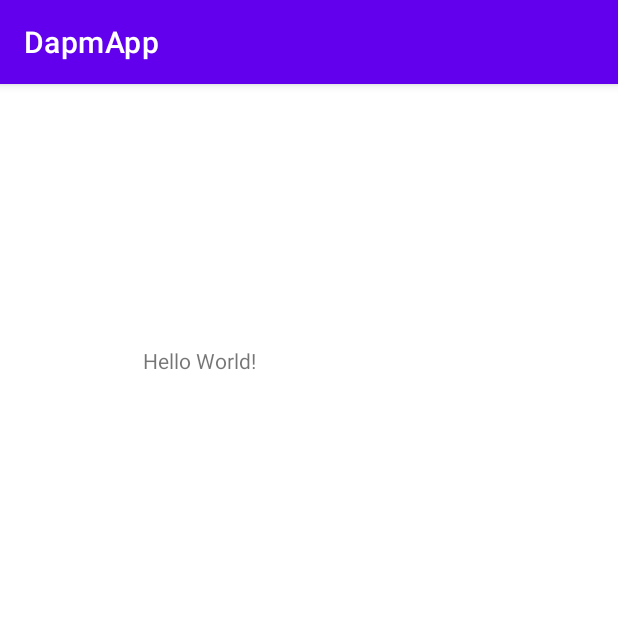
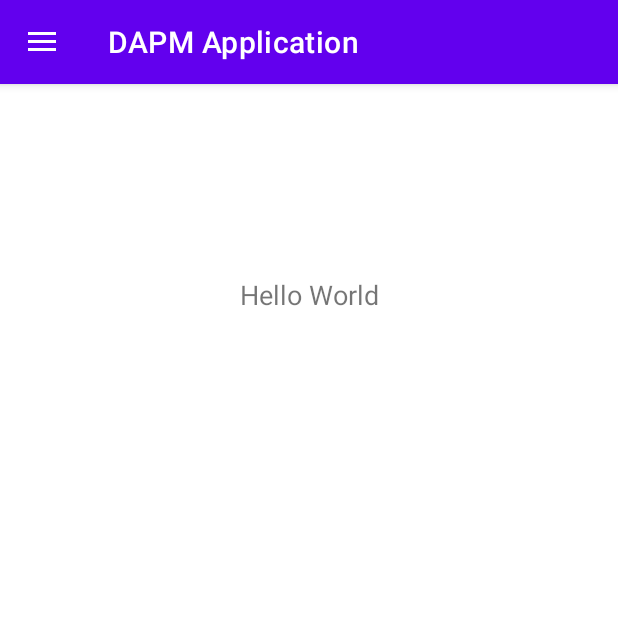
Before and after one commit to tiberiu24/DapmApplication, an Android app: the screen it shows after launch (MainActivity), on a phone screen of 412 x 824 dp, the top half of it. Run offline under Robolectric (Android 15) with nearby library versions, the phone set to English and light mode, and no system bars.

Commit message:
Mini_Menu
Am adaugat meniul cu modificari

```diff
--- a/app/build.gradle
+++ b/app/build.gradle
@@ -32,7 +32,10 @@ dependencies {
     implementation 'androidx.appcompat:appcompat:1.3.0'
     implementation 'com.google.android.material:material:1.4.0'
     implementation 'androidx.constraintlayout:constraintlayout:2.0.4'
+    implementation 'com.google.android.material:material:1.3.0-alpha03'
     testImplementation 'junit:junit:4.13.2'
     androidTestImplementation 'androidx.test.ext:junit:1.1.3'
     androidTestImplementation 'androidx.test.espresso:espresso-core:3.4.0'
+
+
 }
--- a/app/src/main/java/com/example/dapmapp/MainActivity.java
+++ b/app/src/main/java/com/example/dapmapp/MainActivity.java
@@ -1,14 +1,51 @@
 package com.example.dapmapp;
 
 import androidx.appcompat.app.AppCompatActivity;
-
+import androidx.annotation.NonNull;
+import androidx.appcompat.app.ActionBarDrawerToggle;
+import androidx.appcompat.app.AppCompatActivity;
+import androidx.drawerlayout.widget.DrawerLayout;
+import android.os.Bundle;
+import android.view.MenuItem;
 import android.os.Bundle;
 
 public class MainActivity extends AppCompatActivity {
+
+    public DrawerLayout drawerLayout;
+    public ActionBarDrawerToggle actionBarDrawerToggle;
 
     @Override
     protected void onCreate(Bundle savedInstanceState) {
         super.onCreate(savedInstanceState);
         setContentView(R.layout.activity_main);
+
+        // drawer layout instance to toggle the menu icon to open
+        // drawer and back button to close drawer
+        drawerLayout = findViewById(R.id.my_drawer_layout);
+        actionBarDrawerToggle = new ActionBarDrawerToggle(this, drawerLayout, R.string.nav_open, R.string.nav_close);
+
+        // pass the Open and Close toggle for the drawer layout listener
+        // to toggle the button
+        drawerLayout.addDrawerListener(actionBarDrawerToggle);
+        actionBarDrawerToggle.syncState();
+
+        // to make the Navigation drawer icon always appear on the action bar
+        getSupportActionBar().setDisplayHomeAsUpEnabled(true);
+    }
+
+    // override the onOptionsItemSelected()
+    // function to implement
+    // the item click listener callback
+    // to open and close the navigation
+    // drawer when the icon is clicked
+
+    @Override
+    public boolean onOptionsItemSelected(@NonNull MenuItem item) {
+
+        if (actionBarDrawerToggle.onOptionsItemSelected(item)) {
+            return true;
+        }
+        return super.onOptionsItemSelected(item);
+
     }
 }
--- a/app/src/main/res/layout/activity_main.xml
+++ b/app/src/main/res/layout/activity_main.xml
@@ -1,20 +1,35 @@
 <?xml version="1.0" encoding="utf-8"?>
-<androidx.constraintlayout.widget.ConstraintLayout xmlns:android="http://schemas.android.com/apk/res/android"
+<androidx.drawerlayout.widget.DrawerLayout
+    xmlns:android="http://schemas.android.com/apk/res/android"
     xmlns:app="http://schemas.android.com/apk/res-auto"
     xmlns:tools="http://schemas.android.com/tools"
+    android:id="@+id/my_drawer_layout"
     android:layout_width="match_parent"
     android:layout_height="match_parent"
-    tools:context=".MainActivity">
+    tools:context=".MainActivity"
+    tools:ignore="HardcodedText">
 
-    <TextView
+    <LinearLayout
+        android:layout_width="match_parent"
+        android:layout_height="match_parent">
+
+        <TextView
+            android:layout_width="match_parent"
+            android:layout_height="wrap_content"
+            android:layout_marginTop="128dp"
+            android:gravity="center"
+            android:text="Hello World"
+            android:textSize="18sp" />
+
+    </LinearLayout>
+
+    <!--this the navigation view which draws
+        and shows the navigation drawer-->
+    <!--include the menu created in the menu folder-->
+    <com.google.android.material.navigation.NavigationView
         android:layout_width="wrap_content"
-        android:layout_height="wrap_content"
-        android:text="Hello World!"
-        app:layout_constraintBottom_toBottomOf="parent"
-        app:layout_constraintEnd_toEndOf="parent"
-        app:layout_constraintHorizontal_bias="0.284"
-        app:layout_constraintStart_toStartOf="parent"
-        app:layout_constraintTop_toTopOf="parent"
-        app:layout_constraintVertical_bias="0.233" />
+        android:layout_height="match_parent"
+        android:layout_gravity="start"
+        app:menu="@menu/navigation_menu" />
 
-</androidx.constraintlayout.widget.ConstraintLayout>
+</androidx.drawerlayout.widget.DrawerLayout>
--- /dev/null
+++ b/app/src/main/res/menu/main.xml
@@ -0,0 +1,8 @@
+<?xml version="1.0" encoding="utf-8"?>
+<menu xmlns:android="http://schemas.android.com/apk/res/android">
+    xmlns:tools="http://schemas.android.com/tools"
+    tools:context="com.example.android.newsfeed.MainActivity">
+    <item
+        android:id="@+id/action_settings"
+        android:title="@string/action_settings" />
+</menu>
--- /dev/null
+++ b/app/src/main/res/menu/navigation_menu.xml
@@ -0,0 +1,26 @@
+<?xml version="1.0" encoding="utf-8"?>
+<menu xmlns:android="http://schemas.android.com/apk/res/android">
+    xmlns:tools="http://schemas.android.com/tools"
+    tools:ignore="HardcodedText">
+    <group android:checkableBehavior="single">
+        <item
+            android:id="@+id/nav_home"
+            android:title="@string/ic_title_home" />
+        <item
+            android:id="@+id/nav_world"
+            android:title="@string/ic_title_world" />
+        <item
+            android:id="@+id/nav_science"
+            android:title="@string/ic_title_science" />
+        <item
+            android:id="@+id/nav_sport"
+            android:title="@string/ic_title_sport" />
+        <item
+            android:id="@+id/nav_fashion"
+            android:title="@string/ic_title_fashion" />
+        <item
+            android:id="@+id/nav_business"
+            android:title="@string/ic_title_business" />
+
+    </group>
+</menu>
--- a/app/src/main/res/values/strings.xml
+++ b/app/src/main/res/values/strings.xml
@@ -1,3 +1,19 @@
 <resources>
-    <string name="app_name">DapmApp</string>
+    <string name="app_name">DAPM Application</string>
+
+    <!--to toggle the open close button
+        of the navigation drawer-->
+    <string name="nav_open">Open</string>
+    <string name="nav_close">Close</string>
+
+    <!-- Strings for items in activity_main_drawer.xml -->
+    <string name="ic_title_home">Home</string>
+    <string name="ic_title_world">World</string>
+    <string name="ic_title_science">Science</string>
+    <string name="ic_title_sport">Sport</string>
+    <string name="ic_title_fashion">Fashion</string>
+    <string name="ic_title_business">Business</string>
+
+    <string name="action_settings">Settings</string>
+
 </resources>
```
